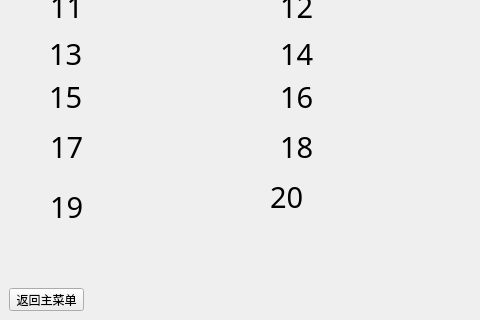
Qt form code/window/rankwindow.ui (YXHXianYu/2022-BJTU-DataStructure-FinalProject) before a commit; both pictures show x 0 to 480 and y 280 to 600 of the 800 by 600 pixel window.
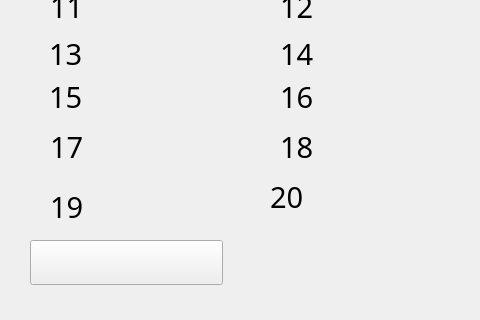
The same form after that commit. Icons and pictures are not drawn.

The edit to the form file:
```diff
--- a/code/window/rankwindow.ui
+++ b/code/window/rankwindow.ui
@@ -13,18 +13,32 @@
   <property name="windowTitle">
    <string>MainWindow</string>
   </property>
-  <widget class="QWidget" name="centralwidget">
+  <widget class="QWidget" name="rankpic">
+   <property name="styleSheet">
+    <string notr="true">#rankpic{border-image:url(:/images/rankwindow/排行榜_底图.png)}</string>
+   </property>
    <widget class="QPushButton" name="btnReturn">
     <property name="geometry">
      <rect>
-      <x>9</x>
-      <y>568</y>
-      <width>75</width>
-      <height>23</height>
+      <x>30</x>
+      <y>520</y>
+      <width>193</width>
+      <height>45</height>
      </rect>
     </property>
+    <property name="styleSheet">
+     <string notr="true">QPushButton#btnReturn
+{
+    border-image: url(:/images/rankwindow/排行榜_返回.png);
+}
+
+QPushButton::pressed#btnReturn
+{
+    border-image: url(:/images/rankwindow/排行榜_返回-.png);
+}</string>
+    </property>
     <property name="text">
-     <string>返回主菜单</string>
+     <string/>
     </property>
    </widget>
    <widget class="QLabel" name="ID_label">
```
